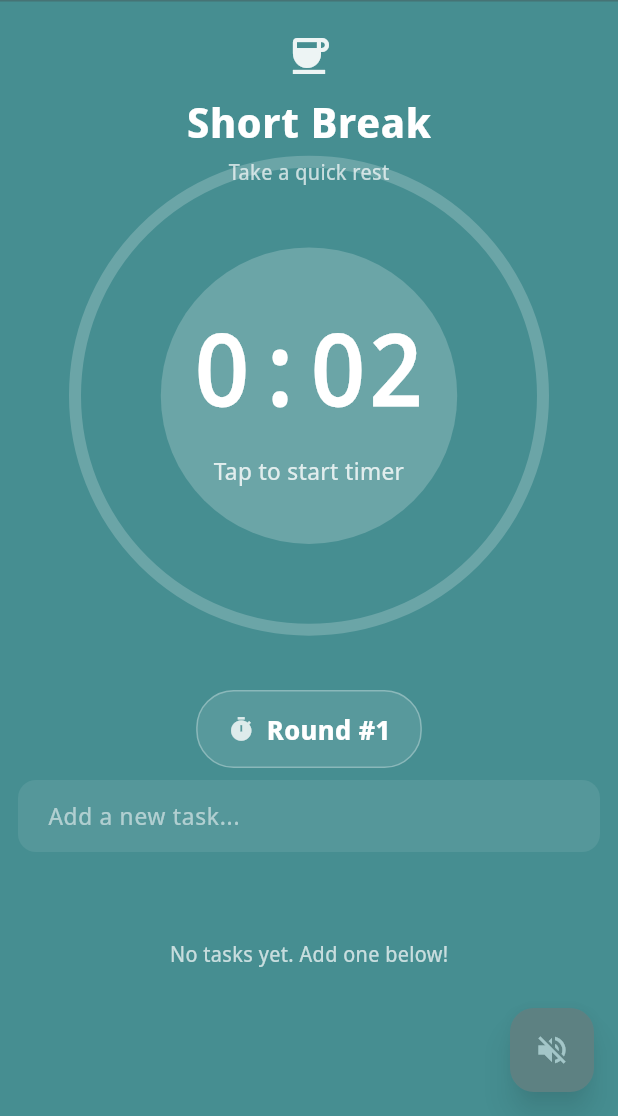
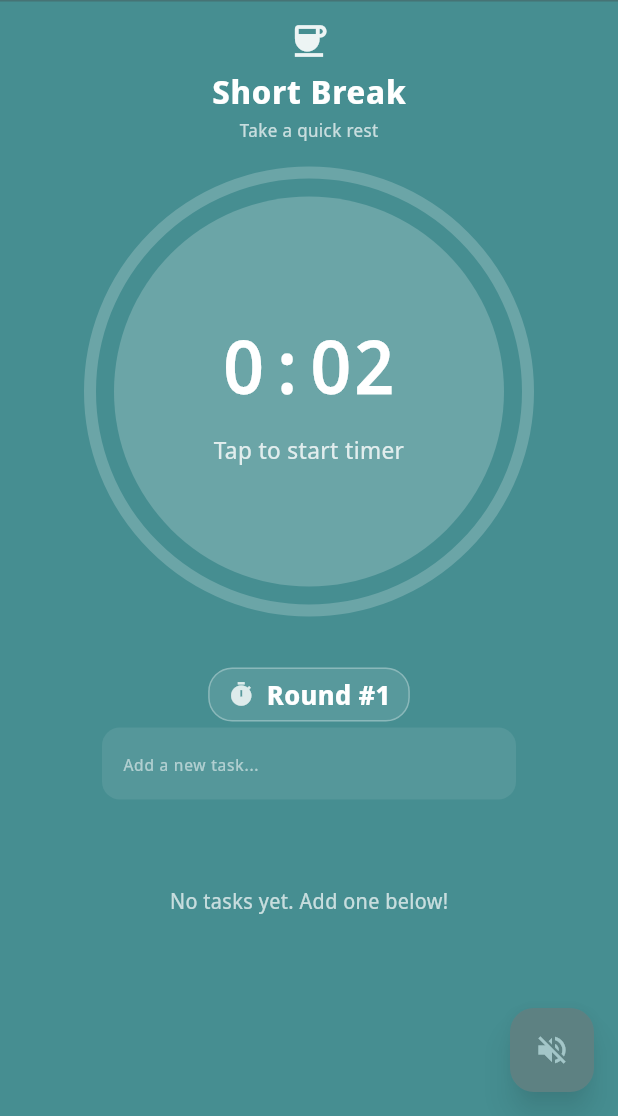
Before and after one commit to Hitagi7/FocusZone, a Flutter app: the screen it shows after launch, swiped to page 2, on a phone screen of 412 x 824 dp, the part 120-1236 px from its top. Run offline on Flutter 3.47's test engine with Material 3 defaults, Android fonts, the phone set to English and light mode, and no system bars; our stand-ins replace audioplayers, flutter_local_notifications; Roboto replaces fonts that are missing (Noto Sans Display).

Commit message:
fixed layout for phones

```diff
--- a/lib/constants/app_constants.dart
+++ b/lib/constants/app_constants.dart
@@ -17,10 +17,10 @@ class AppConstants {
   static const int timerUpdateIntervalSeconds = 1;
 
   // UI sizes
-  static const double circularTimerSize = 320.0;
-  static const double circularTimerInnerSize = 280.0;
+  static const double circularTimerSize = 300.0;
+  static const double circularTimerInnerSize = 260.0;
   static const double progressStrokeWidth = 8.0;
-  static const double timerFontSize = 64.0;
+  static const double timerFontSize = 48.0;
 
   // App text
   static const String appTitle = 'FocusZone';
--- a/lib/main.dart
+++ b/lib/main.dart
@@ -378,6 +378,7 @@ class _LandingPageState extends State<LandingPage> {
     @override
   Widget build(BuildContext context) {
     return Scaffold(
+      resizeToAvoidBottomInset: false,
       backgroundColor: _getBackgroundColor(),
       body: SafeArea(
         child: Stack(
@@ -436,18 +437,19 @@ class _LandingPageState extends State<LandingPage> {
                     ),
                   ),
 
-                  // Add extra space before RoundCounter and tasks
-                  const SizedBox(height: 24),
+                  // Remove or reduce space before RoundCounter and tasks
+                  const SizedBox(height: 0),
                   Container(
                     padding: const EdgeInsets.symmetric(horizontal: 12),
-                    constraints: const BoxConstraints(maxWidth: 620),
+                    constraints: const BoxConstraints(maxWidth: 400),
                     child: RoundCounter(
                       round: _timerController.round,
                     ),
                   ),
+                  const SizedBox(height: 0),
                   Container(
-                    padding: const EdgeInsets.symmetric(horizontal: 12, vertical: 8),
-                    constraints: const BoxConstraints(maxWidth: 620),
+                    padding: const EdgeInsets.symmetric(horizontal: 12, vertical: 4),
+                    constraints: const BoxConstraints(maxWidth: 300),
                     child: Column(
                       children: [
                         TaskAdd(taskController: _taskController),
@@ -456,8 +458,8 @@ class _LandingPageState extends State<LandingPage> {
                       ],
                     ),
                   ),
-                  // Reduce bottom space to avoid overflow
-                  const SizedBox(height: 40),
+                  // Reduce bottom space
+                  const SizedBox(height: 79),
                 ],
               ),
             ),
@@ -478,33 +480,33 @@ class _LandingPageState extends State<LandingPage> {
       children: [
         // Enhanced mode label
         Container(
-          padding: const EdgeInsets.symmetric(vertical: 20),
+          padding: const EdgeInsets.symmetric(vertical: 12),
           child: Column(
             children: [
               // Mode icon
               Icon(
                 _getModeIcon(pageIndex),
                 color: Colors.white.withValues(alpha: 0.9),
-                size: 32,
+                size: 28,
               ),
-              const SizedBox(height: 8),
+              const SizedBox(height: 4),
               // Mode label with enhanced styling
               Text(
                 _getModeLabel(pageIndex),
                 style: TextStyle(
-                  fontSize: 28,
+                  fontSize: 22,
                   fontWeight: FontWeight.w600,
                   color: Colors.white,
                   fontFamily: 'Noto Sans Display',
                   letterSpacing: 0.5,
                 ),
               ),
-              const SizedBox(height: 4),
+              const SizedBox(height: 2),
               // Mode description
               Text(
                 _getModeDescription(pageIndex),
                 style: TextStyle(
-                  fontSize: 14,
+                  fontSize: 12,
                   color: Colors.white.withValues(alpha: 0.7),
                   fontFamily: 'Noto Sans Display',
                 ),
@@ -512,18 +514,18 @@ class _LandingPageState extends State<LandingPage> {
             ],
           ),
         ),
-
-        // Timer display - fixed position
-        Expanded(
-          child: Container(
-            padding: const EdgeInsets.symmetric(horizontal: 12),
-            constraints: const BoxConstraints(maxWidth: 620),
-            child: Column(
+        // Timer display with reset/skip buttons overlaid
+        Padding(
+          padding: const EdgeInsets.only(top: 4, bottom: 50),
+          child: SizedBox(
+            width: AppConstants.circularTimerSize,
+            height: AppConstants.circularTimerSize,
+            child: Stack(
+              alignment: Alignment.center,
               children: [
-                const SizedBox(height: 20),
-                // Timer takes up most of the space
-                Expanded(
-                  flex: 4,
+                // Timer in the center
+                Align(
+                  alignment: Alignment.center,
                   child: TimerDisplay(
                     timeLeft: _timerController.timeLeft,
                     currentMode: _timerController.currentMode,
@@ -532,22 +534,26 @@ class _LandingPageState extends State<LandingPage> {
                     isRunning: _timerController.isRunning,
                   ),
                 ),
-                // Add extra space above control buttons
-                const SizedBox(height: 24),
-                // Fixed space for control buttons
-                Expanded(
-                  flex: 1,
-                  child: Column(
-                    mainAxisAlignment: MainAxisAlignment.center,
-                    children: [
-                      ControlButtons(
-                        onResetTimer: _timerController.resetTimer,
-                        onSkipToNext: _handleSkipToNext,
-                        isRunning: _timerController.isRunning,
-                      ),
-                    ],
+                // Reset button (bottom left, lowered)
+                if (_timerController.isRunning)
+                  Positioned(
+                    left: -10,
+                    bottom: -10,
+                    child: IconButton(
+                      onPressed: _timerController.resetTimer,
+                      icon: Icon(Icons.refresh, color: Colors.white, size: 42),
+                    ),
                   ),
-                ),
+                // Skip button (bottom right, lowered)
+                if (_timerController.isRunning)
+                  Positioned(
+                    right: -10,
+                    bottom: -10, // less negative to lower it more
+                    child: IconButton(
+                      onPressed: _handleSkipToNext,
+                      icon: Icon(Icons.skip_next, color: Colors.white, size: 46),
+                    ),
+                  ),
               ],
             ),
           ),
--- a/lib/widgets/round_counter.dart
+++ b/lib/widgets/round_counter.dart
@@ -12,11 +12,11 @@ class RoundCounter extends StatelessWidget {
   @override
   Widget build(BuildContext context) {
     return Container(
-      padding: const EdgeInsets.symmetric(horizontal: 20, vertical: 12),
+      padding: const EdgeInsets.symmetric(horizontal: 12, vertical: 4),
       decoration: BoxDecoration(
         color: Colors.white.withValues(alpha: 0.1),
-        borderRadius: BorderRadius.circular(25),
-                  border: Border.all(color: Colors.white.withValues(alpha: 0.3)),
+        borderRadius: BorderRadius.circular(16),
+        border: Border.all(color: Colors.white.withValues(alpha: 0.3)),
       ),
       child: Row(
         mainAxisSize: MainAxisSize.min,
--- a/lib/widgets/task_add.dart
+++ b/lib/widgets/task_add.dart
@@ -27,17 +27,17 @@ class _TaskAddState extends State<TaskAdd> {
         constraints: BoxConstraints(maxWidth: 400),
         child: TextField(
           controller: _controller,
-          style: TextStyle(color: Colors.white),
+          style: TextStyle(color: Colors.white, fontSize: 12),
           decoration: InputDecoration(
             hintText: 'Add a new task...',
-            hintStyle: TextStyle(color: Colors.white54),
+            hintStyle: TextStyle(color: Colors.white54, fontSize: 11),
             filled: true,
             fillColor: Colors.white.withOpacity(0.08),
             border: OutlineInputBorder(
               borderRadius: BorderRadius.circular(12),
               borderSide: BorderSide.none,
             ),
-            contentPadding: EdgeInsets.symmetric(horizontal: 16, vertical: 8),
+            contentPadding: EdgeInsets.symmetric(horizontal: 10, vertical: 2),
           ),
           onSubmitted: (_) => _addTask(),
         ),
--- a/lib/widgets/task_list.dart
+++ b/lib/widgets/task_list.dart
@@ -17,6 +17,7 @@ class TaskList extends StatelessWidget {
             maxHeight: 120.0, // Always show space for 2 tasks
             minHeight: 120.0, // Always show space for 2 tasks
           ),
+          padding: const EdgeInsets.symmetric(vertical: 2),
           child: tasks.isEmpty
               ? Center(
                   child: Text(
```
